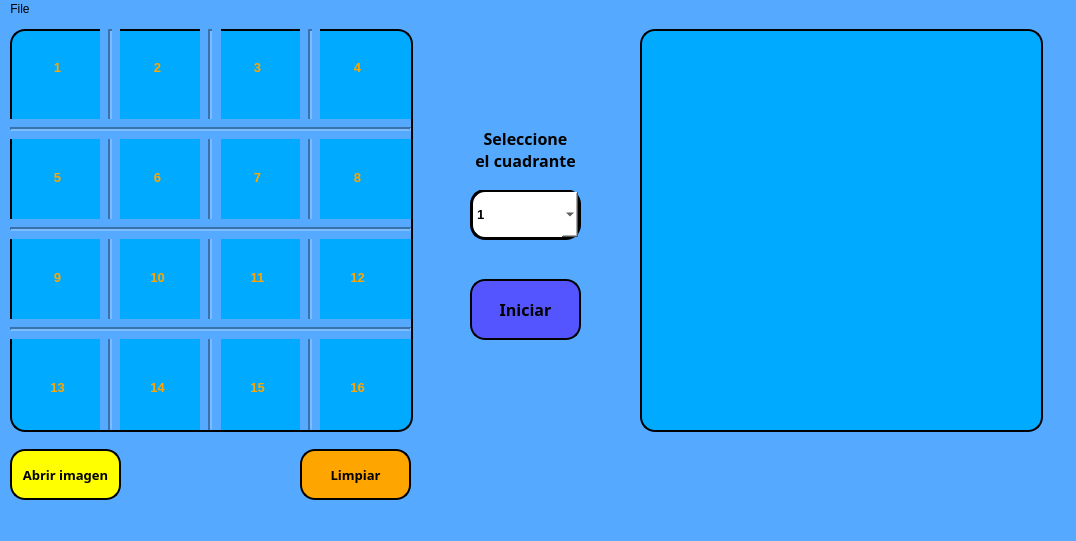
Old version of the form proyecto_1/src/gui.ui in the repository astuaTEC/sastua_computer_architecture_1_2022.
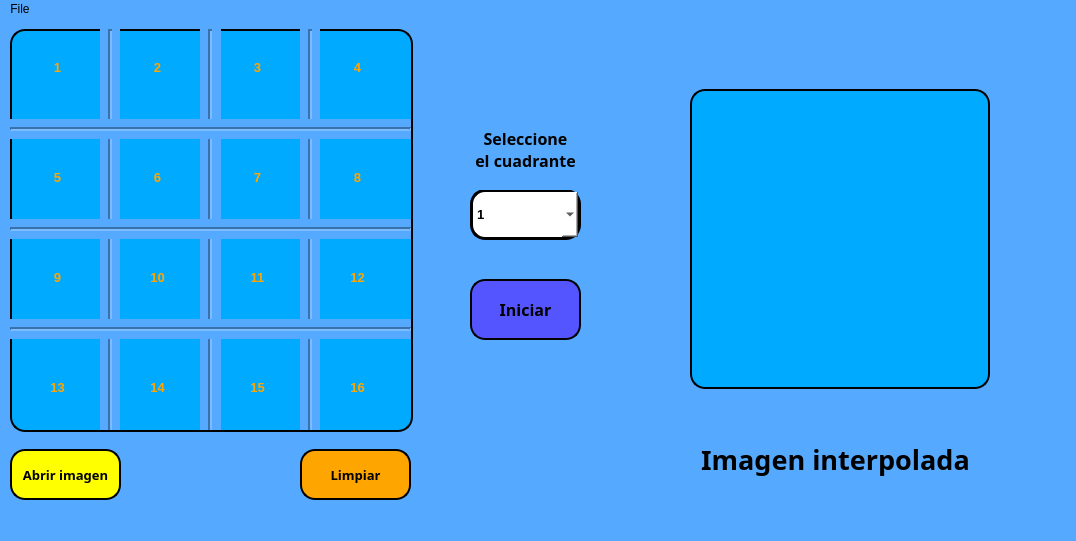
New version of the form.

```diff
--- a/proyecto_1/src/gui.ui
+++ b/proyecto_1/src/gui.ui
@@ -102,10 +102,10 @@
    <widget class="QLabel" name="labelImgDest">
     <property name="geometry">
      <rect>
-      <x>640</x>
-      <y>10</y>
-      <width>403</width>
-      <height>403</height>
+      <x>690</x>
+      <y>70</y>
+      <width>300</width>
+      <height>300</height>
      </rect>
     </property>
     <property name="styleSheet">
@@ -891,6 +891,30 @@
      <set>Qt::AlignCenter</set>
     </property>
    </widget>
+   <widget class="QLabel" name="label_18">
+    <property name="geometry">
+     <rect>
+      <x>660</x>
+      <y>400</y>
+      <width>351</width>
+      <height>81</height>
+     </rect>
+    </property>
+    <property name="font">
+     <font>
+      <family>Corbel</family>
+      <pointsize>20</pointsize>
+      <weight>75</weight>
+      <bold>true</bold>
+     </font>
+    </property>
+    <property name="text">
+     <string>Imagen interpolada</string>
+    </property>
+    <property name="alignment">
+     <set>Qt::AlignCenter</set>
+    </property>
+   </widget>
   </widget>
   <widget class="QMenuBar" name="menubar">
    <property name="geometry">
```
